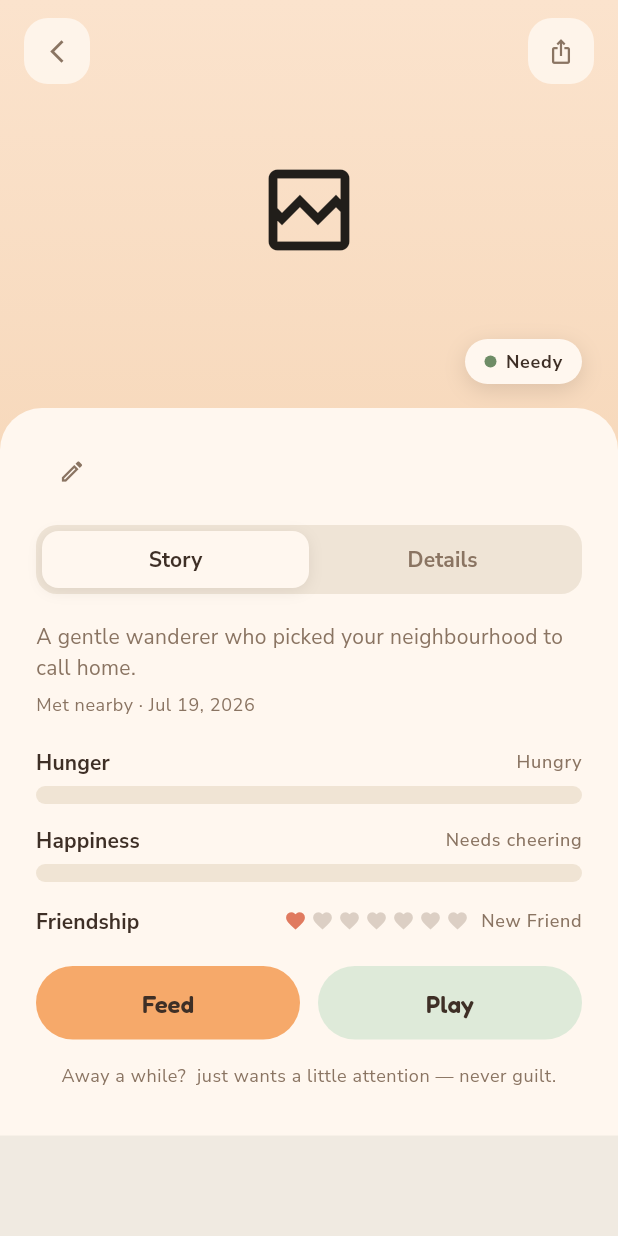
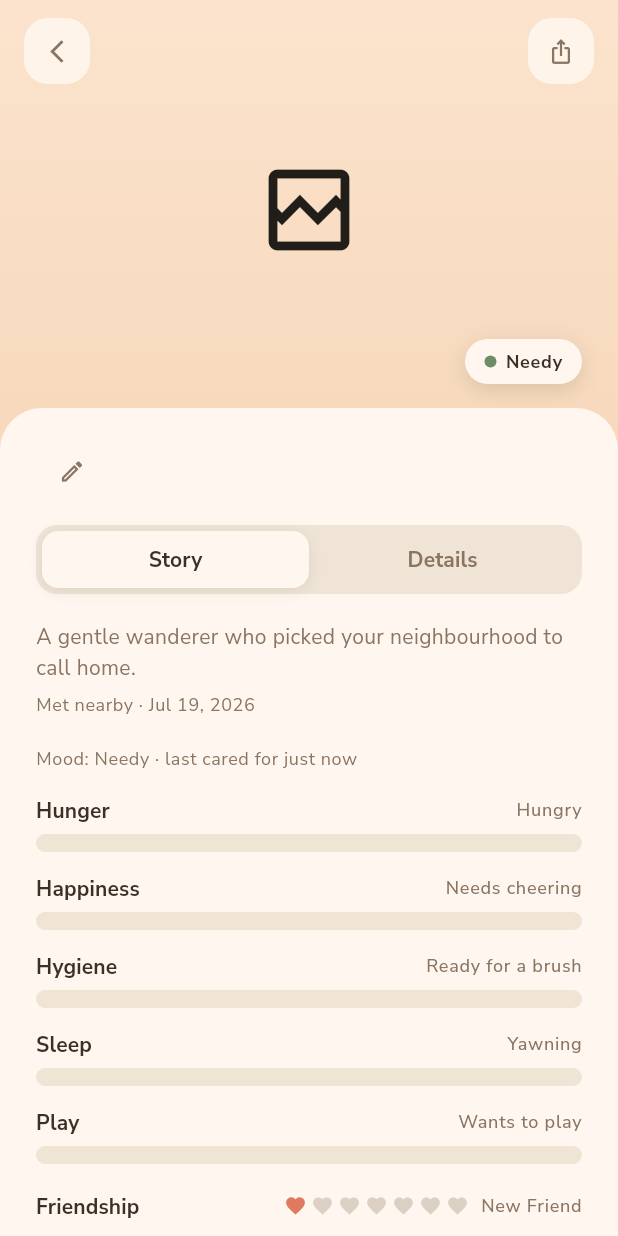
Before and after one commit to nykefleym-pbi/catch-mobile, a Flutter app: the _CompanionBody widget shown alone on an empty page, opened directly with empty values, on a phone screen of 412 x 824 dp. Run offline on Flutter 3.47's test engine with Material 3 defaults, Android fonts, the phone set to English and light mode, and no system bars; our stand-ins replace camera, flutter_map, flutter_riverpod, geolocator, go_router, google_fonts and 6 more; missing offline and left inert: google_mlkit_image_labeling; accounts and stored records are empty; network calls fail.

Commit message:
Deepen Phase 2 care: full needs & mood + growth timeline
Extends the care system from two needs to five, matching the design's
"Full needs & mood" screen — every need stays gentle and non-punitive:

- care_state migration (0005) adds hygiene, sleep, play (default 100)
- CareState: hygiene + play drift down gently; sleep *recovers* on its
  own while you're away; mood blends the attention-seeking needs; adds a
  groom() action and a "last cared for" label
- cat detail Story tab now shows all five meters, the mood + last-cared
  line, and Feed / Play / Groom actions
- Details tab gains a "growing up together" growth-stages timeline
  (Kitten → Young → Adult → Senior), derived from time known; markings
  and personality never change
- tests for hygiene/play decay, sleep recovery, grooming, and play-tires

Co-Authored-By: Claude Opus 4.8 <noreply@anthropic.com>
Claude-Session: https://claude.ai/code/session_01MAxzz8gFFrU1L32wpL16w2

```diff
--- a/lib/features/care/data/care_repository.dart
+++ b/lib/features/care/data/care_repository.dart
@@ -10,7 +10,8 @@ class CareRepository {
 
   final Ref _ref;
 
-  static const _columns = 'cat_id, hunger, happiness, mood, last_updated';
+  static const _columns =
+      'cat_id, hunger, happiness, hygiene, sleep, play, mood, last_updated';
 
   Future<CareState> fetch(String catId) async {
     final client = _ref.read(supabaseClientProvider);
@@ -81,6 +82,8 @@ class CareController extends StateNotifier<AsyncValue<CareState>> {
 
   Future<void> play() => _apply((c) => c.played());
 
+  Future<void> groom() => _apply((c) => c.groomed());
+
   Future<void> _apply(CareState Function(CareState) transform) async {
     final current = state.valueOrNull ?? CareState.initial(_catId);
     final optimistic = transform(current);
--- a/lib/features/care/domain/care_state.dart
+++ b/lib/features/care/domain/care_state.dart
@@ -72,43 +72,82 @@ class CareState {
     required this.happiness,
     required this.mood,
     required this.lastUpdated,
+    this.hygiene = 100,
+    this.sleep = 100,
+    this.play = 100,
     this.friendship = 0,
   });
 
   final String catId;
 
-  /// Values as last written to the database (0–100). Use [currentHunger] /
-  /// [currentHappiness] for display so the decay-since-[lastUpdated] shows.
+  /// Values as last written to the database (0–100). Use the `currentX` getters
+  /// for display so the drift-since-[lastUpdated] shows.
   final int hunger;
   final int happiness;
+
+  /// Restored by grooming.
+  final int hygiene;
+
+  /// Recovers on its own while you're away; nudged down a little by play.
+  final int sleep;
+
+  /// The wish for playtime, restored by playing.
+  final int play;
+
   final String mood;
   final DateTime lastUpdated;
 
   /// The permanent bond score (from `cats.friendship_level`). Grows with care.
   final int friendship;
 
-  // ~[_decayPerHour] points/hour, floored at [_floor] so needs never bottom out.
-  static const int _decayPerHour = 3;
+  // Needs drift ~N points/hour, floored at [_floor] so they never bottom out.
   static const int _floor = 30;
 
-  int get currentHunger => _decayed(hunger);
-  int get currentHappiness => _decayed(happiness);
+  int get currentHunger => _decayed(hunger, 3);
+  int get currentHappiness => _decayed(happiness, 3);
+  int get currentHygiene => _decayed(hygiene, 2);
+  int get currentPlay => _decayed(play, 2);
 
-  int _decayed(int base) {
-    final hours = DateTime.now().difference(lastUpdated).inMinutes / 60.0;
+  /// Sleep is the kind one: it *recovers* over time (cats nap while you're
+  /// away), so returning after a break finds a well-rested friend.
+  int get currentSleep => _regened(sleep, 4);
+
+  double _hoursSince() =>
+      DateTime.now().difference(lastUpdated).inMinutes / 60.0;
+
+  int _decayed(int base, int perHour) {
+    final hours = _hoursSince();
     if (hours <= 0) return base.clamp(0, 100);
-    final decayed = (base - _decayPerHour * hours).round();
-    return decayed.clamp(_floor, 100);
+    return (base - perHour * hours).round().clamp(_floor, 100);
   }
 
-  /// A friendly mood label derived from the *current* (decayed) needs, so the
-  /// display feels alive even between writes.
+  int _regened(int base, int perHour) {
+    final hours = _hoursSince();
+    if (hours <= 0) return base.clamp(0, 100);
+    return (base + perHour * hours).round().clamp(0, 100);
+  }
+
+  /// A friendly mood label derived from the *current* needs that ask for
+  /// attention (sleep self-recovers, so it doesn't drag the mood down).
   String get currentMood {
-    final avg = (currentHunger + currentHappiness) / 2;
+    final avg =
+        (currentHunger + currentHappiness + currentHygiene + currentPlay) / 4;
     if (avg >= 85) return 'Blissful';
     if (avg >= 65) return 'Content';
     if (avg >= 45) return 'Restless';
     return 'Needy';
+  }
+
+  /// A gentle "last cared for" label for the header.
+  String get lastCaredLabel {
+    final d = DateTime.now().difference(lastUpdated);
+    if (d.inMinutes < 2) return 'just now';
+    if (d.inMinutes < 60) return '${d.inMinutes} min ago';
+    if (d.inHours < 24) {
+      return d.inHours == 1 ? 'an hour ago' : '${d.inHours} hours ago';
+    }
+    final days = d.inDays;
+    return days == 1 ? 'yesterday' : '$days days ago';
   }
 
   String get bondLabel => Bond.labelFor(friendship);
@@ -120,6 +159,9 @@ class CareState {
         catId: catId,
         hunger: 100,
         happiness: 100,
+        hygiene: 100,
+        sleep: 100,
+        play: 100,
         mood: 'content',
         lastUpdated: DateTime.now(),
         friendship: friendship,
@@ -130,6 +172,9 @@ class CareState {
         catId: map['cat_id'] as String,
         hunger: (map['hunger'] as num?)?.toInt() ?? 100,
         happiness: (map['happiness'] as num?)?.toInt() ?? 100,
+        hygiene: (map['hygiene'] as num?)?.toInt() ?? 100,
+        sleep: (map['sleep'] as num?)?.toInt() ?? 100,
+        play: (map['play'] as num?)?.toInt() ?? 100,
         mood: (map['mood'] as String?)?.trim().isNotEmpty == true
             ? map['mood'] as String
             : 'content',
@@ -146,6 +191,9 @@ class CareState {
         if (profileId != null) 'profile_id': profileId,
         'hunger': hunger,
         'happiness': happiness,
+        'hygiene': hygiene,
+        'sleep': sleep,
+        'play': play,
         'mood': mood,
         'last_updated': lastUpdated.toUtc().toIso8601String(),
       };
@@ -153,6 +201,9 @@ class CareState {
   CareState copyWith({
     int? hunger,
     int? happiness,
+    int? hygiene,
+    int? sleep,
+    int? play,
     String? mood,
     DateTime? lastUpdated,
     int? friendship,
@@ -161,37 +212,61 @@ class CareState {
         catId: catId,
         hunger: hunger ?? this.hunger,
         happiness: happiness ?? this.happiness,
+        hygiene: hygiene ?? this.hygiene,
+        sleep: sleep ?? this.sleep,
+        play: play ?? this.play,
         mood: mood ?? this.mood,
         lastUpdated: lastUpdated ?? this.lastUpdated,
         friendship: friendship ?? this.friendship,
       );
 
-  /// Feeding fills hunger, lifts spirits, and deepens the bond. The gains
-  /// depend on the treat chosen ([bondGain] / [happinessGain]); a plain feed
-  /// defaults to +1 bond. Built from the *current* decayed values so it's fair
-  /// no matter how long it's been.
-  CareState fed({int bondGain = 1, int happinessGain = 5}) {
+  /// A fresh snapshot at [DateTime.now], carrying every need forward at its
+  /// *current* (drifted) value unless overridden — so an action only changes
+  /// what it should, and the clock resets fairly no matter how long it's been.
+  CareState _snapshot({
+    int? hunger,
+    int? happiness,
+    int? hygiene,
+    int? sleep,
+    int? play,
+    int? friendship,
+  }) {
     final next = CareState(
       catId: catId,
-      hunger: 100,
-      happiness: (currentHappiness + happinessGain).clamp(0, 100),
+      hunger: hunger ?? currentHunger,
+      happiness: happiness ?? currentHappiness,
+      hygiene: hygiene ?? currentHygiene,
+      sleep: sleep ?? currentSleep,
+      play: play ?? currentPlay,
       mood: mood,
       lastUpdated: DateTime.now(),
-      friendship: friendship + bondGain,
+      friendship: friendship ?? this.friendship,
     );
     return next.copyWith(mood: next.currentMood.toLowerCase());
   }
 
-  /// Playing tops up happiness and bonds a little more than feeding (+2).
-  CareState played() {
-    final next = CareState(
-      catId: catId,
-      hunger: currentHunger,
-      happiness: 100,
-      mood: mood,
-      lastUpdated: DateTime.now(),
-      friendship: friendship + 2,
-    );
-    return next.copyWith(mood: next.currentMood.toLowerCase());
-  }
+  /// Feeding fills hunger, lifts spirits, and deepens the bond. The gains
+  /// depend on the treat chosen ([bondGain] / [happinessGain]); a plain feed
+  /// defaults to +1 bond.
+  CareState fed({int bondGain = 1, int happinessGain = 5}) => _snapshot(
+        hunger: 100,
+        happiness: (currentHappiness + happinessGain).clamp(0, 100),
+        friendship: friendship + bondGain,
+      );
+
+  /// Playing tops up the play + happiness needs, tires the cat out a touch
+  /// (sleep), and bonds a little more than feeding (+2).
+  CareState played() => _snapshot(
+        play: 100,
+        happiness: 100,
+        sleep: (currentSleep - 10).clamp(_floor, 100),
+        friendship: friendship + 2,
+      );
+
+  /// Grooming freshens up hygiene, adds a little happiness, and bonds (+1).
+  CareState groomed() => _snapshot(
+        hygiene: 100,
+        happiness: (currentHappiness + 4).clamp(0, 100),
+        friendship: friendship + 1,
+      );
 }
--- a/lib/features/catdex/presentation/cat_detail_screen.dart
+++ b/lib/features/catdex/presentation/cat_detail_screen.dart
@@ -122,6 +122,13 @@ class _CompanionBodyState extends ConsumerState<_CompanionBody>
         action: () =>
             ref.read(careControllerProvider(widget.catId).notifier).play(),
         message: '$_name had fun 🧶',
+      );
+
+  Future<void> _groom() => _runCare(
+        floater: '✨',
+        action: () =>
+            ref.read(careControllerProvider(widget.catId).notifier).groom(),
+        message: '$_name looks fresh and happy ✨',
       );
 
   /// Shared care flow: haptic + sprite bounce + floating emoji, run the action,
@@ -488,6 +495,14 @@ class _CompanionBodyState extends ConsumerState<_CompanionBody>
     return Column(
       crossAxisAlignment: CrossAxisAlignment.start,
       children: [
+        Text(
+          'Mood: ${_titleCase(state.currentMood)} · last cared for '
+          '${state.lastCaredLabel}',
+          style: theme.textTheme.bodySmall?.copyWith(
+            color: theme.colorScheme.onSurfaceVariant,
+          ),
+        ),
+        const SizedBox(height: 16),
         _Meter(
           label: 'Hunger',
           status: _hungerStatus(state.currentHunger),
@@ -501,7 +516,28 @@ class _CompanionBodyState extends ConsumerState<_CompanionBody>
           value: state.currentHappiness / 100,
           gradient: const [AppTheme.sage, Color(0xFF8FB287)],
         ),
-        const SizedBox(height: 16),
+        const SizedBox(height: 14),
+        _Meter(
+          label: 'Hygiene',
+          status: _hygieneStatus(state.currentHygiene),
+          value: state.currentHygiene / 100,
+          gradient: const [Color(0xFFF7D3C4), Color(0xFFEFA58C)],
+        ),
+        const SizedBox(height: 14),
+        _Meter(
+          label: 'Sleep',
+          status: _sleepStatus(state.currentSleep),
+          value: state.currentSleep / 100,
+          gradient: const [Color(0xFFE8C9A8), Color(0xFFC9AF97)],
+        ),
+        const SizedBox(height: 14),
+        _Meter(
+          label: 'Play',
+          status: _playStatus(state.currentPlay),
+          value: state.currentPlay / 100,
+          gradient: const [AppTheme.apricot, Color(0xFFE29254)],
+        ),
+        const SizedBox(height: 18),
         _BondHearts(
           filled: Bond.levelIndexFor(state.friendship) + 1,
           total: Bond.levelCount,
@@ -516,7 +552,7 @@ class _CompanionBodyState extends ConsumerState<_CompanionBody>
                 child: const Text('Feed'),
               ),
             ),
-            const SizedBox(width: 12),
+            const SizedBox(width: 10),
             Expanded(
               child: FilledButton.tonal(
                 onPressed: _play,
@@ -525,6 +561,17 @@ class _CompanionBodyState extends ConsumerState<_CompanionBody>
                   foregroundColor: theme.colorScheme.onSecondaryContainer,
                 ),
                 child: const Text('Play'),
+              ),
+            ),
+            const SizedBox(width: 10),
+            Expanded(
+              child: FilledButton.tonal(
+                onPressed: _groom,
+                style: FilledButton.styleFrom(
+                  backgroundColor: theme.colorScheme.tertiaryContainer,
+                  foregroundColor: theme.colorScheme.onTertiaryContainer,
+                ),
+                child: const Text('Groom'),
               ),
             ),
           ],
@@ -1040,6 +1087,8 @@ class _DetailsBody extends StatelessWidget {
             ),
           ],
         ),
+        const SizedBox(height: 22),
+        _GrowthTimeline(discoveredAt: cat.discoveredAt),
         Padding(
           padding: const EdgeInsets.only(top: 14),
           child: Text(
@@ -1050,6 +1099,132 @@ class _DetailsBody extends StatelessWidget {
           ),
         ),
       ],
+    );
+  }
+}
+
+/// A gentle "growing up together" timeline. The current life stage is derived
+/// from how long you've known the cat — markings and personality never change,
+/// only this soft sense of time passing.
+class _GrowthTimeline extends StatelessWidget {
+  const _GrowthTimeline({required this.discoveredAt});
+
+  final DateTime? discoveredAt;
+
+  static const _stages = ['Kitten', 'Young', 'Adult', 'Senior'];
+
+  int get _index {
+    final d = discoveredAt;
+    if (d == null) return 0;
+    final days = DateTime.now().difference(d).inDays;
+    if (days < 30) return 0;
+    if (days < 120) return 1;
+    if (days < 365) return 2;
+    return 3;
+  }
+
+  String get _ageLabel {
+    final d = discoveredAt;
+    if (d == null) return 'newly met';
+    final days = DateTime.now().difference(d).inDays;
+    if (days < 1) return 'together since today';
+    if (days < 30) return 'together $days days';
+    final months = days ~/ 30;
+    if (months < 12) return 'together $months ${months == 1 ? 'month' : 'months'}';
+    final years = days ~/ 365;
+    return 'together $years ${years == 1 ? 'year' : 'years'}';
+  }
+
+  @override
+  Widget build(BuildContext context) {
+    final theme = Theme.of(context);
+    final index = _index;
+    return Column(
+      crossAxisAlignment: CrossAxisAlignment.start,
+      children: [
+        Text(
+          'GROWING UP TOGETHER',
+          style: theme.textTheme.labelSmall?.copyWith(
+            fontWeight: FontWeight.w800,
+            letterSpacing: 0.8,
+            color: theme.colorScheme.onSurfaceVariant,
+          ),
+        ),
+        const SizedBox(height: 2),
+        Text(
+          _ageLabel,
+          style: theme.textTheme.bodySmall?.copyWith(
+            color: theme.colorScheme.onSurfaceVariant,
+          ),
+        ),
+        const SizedBox(height: 12),
+        Row(
+          children: [
+            for (var i = 0; i < _stages.length; i++) ...[
+              if (i > 0) const SizedBox(width: 6),
+              Expanded(
+                child: _StagePill(
+                  label: _stages[i],
+                  reached: i <= index,
+                  current: i == index,
+                ),
+              ),
+            ],
+          ],
+        ),
+        const SizedBox(height: 10),
+        Text(
+          'Markings and personality never change — only gentle growth.',
+          style: theme.textTheme.bodySmall?.copyWith(
+            color: theme.colorScheme.onSurfaceVariant,
+          ),
+        ),
+      ],
+    );
+  }
+}
+
+class _StagePill extends StatelessWidget {
+  const _StagePill({
+    required this.label,
+    required this.reached,
+    required this.current,
+  });
+
+  final String label;
+  final bool reached;
+  final bool current;
+
+  @override
+  Widget build(BuildContext context) {
+    final theme = Theme.of(context);
+    final bg = current
+        ? AppTheme.apricot
+        : reached
+            ? AppTheme.peach
+            : theme.colorScheme.surfaceContainerHighest;
+    final fg = current
+        ? AppTheme.ink
+        : reached
+            ? const Color(0xFF8C5A2E)
+            : theme.colorScheme.onSurfaceVariant;
+    return Container(
+      padding: const EdgeInsets.symmetric(vertical: 9),
+      alignment: Alignment.center,
+      decoration: BoxDecoration(
+        color: bg,
+        borderRadius: BorderRadius.circular(AppTheme.radiusChip),
+        border: current
+            ? Border.all(color: AppTheme.terracotta, width: 1.5)
+            : null,
+      ),
+      child: Text(
+        label,
+        style: theme.textTheme.labelMedium?.copyWith(
+          fontWeight: current ? FontWeight.w800 : FontWeight.w700,
+          color: fg,
+        ),
+      ),
     );
   }
 }
@@ -1263,3 +1438,24 @@ String _happyStatus(int v) {
   if (v >= 45) return 'A bit restless';
   return 'Needs cheering';
 }
+
+String _hygieneStatus(int v) {
+  if (v >= 85) return 'Fresh & clean';
+  if (v >= 60) return 'Looking tidy';
+  if (v >= 40) return 'A bit of dust';
+  return 'Ready for a brush';
+}
+
+String _sleepStatus(int v) {
+  if (v >= 85) return 'Well-napped';
+  if (v >= 60) return 'Rested';
+  if (v >= 40) return 'A little sleepy';
+  return 'Yawning';
+}
+
+String _playStatus(int v) {
+  if (v >= 85) return 'Played out & happy';
+  if (v >= 60) return 'Content';
+  if (v >= 40) return 'Could use a little love';
+  return 'Wants to play';
+}
```
Also changed, not shown: 2 other files.
